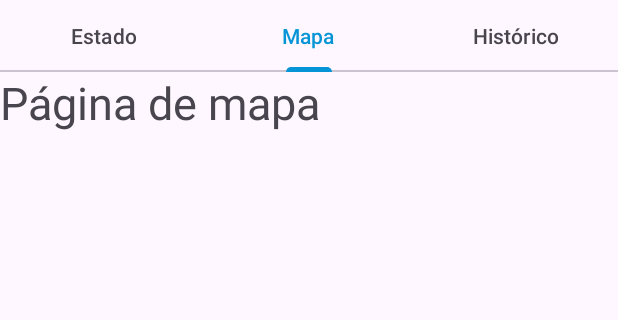
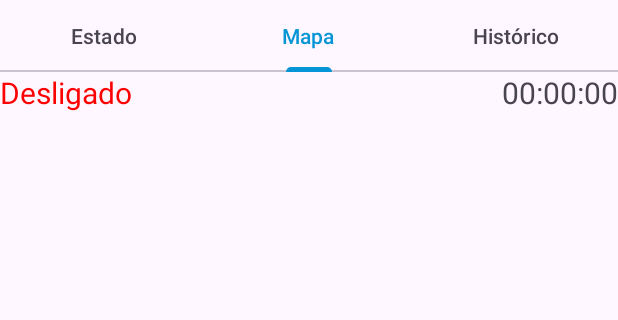
Before and after one commit to orlandopalmeira/Trabalho-SA-2023-2024, an Android app: the screen it shows after launch (MainActivity), tab 2 chosen, on a phone screen of 412 x 824 dp, the part 96-416 px from its top. Run offline under Robolectric (Android 15) with nearby library versions, the phone set to English and light mode, and no system bars; 3 statements that could not run were skipped.

Commit message:
Todas as páginas a apresentar o estado e o tempo contabilizado

```diff
--- a/ProjectoSA/app/src/main/java/com/example/projectosa/pages/EstadoPage.java
+++ b/ProjectoSA/app/src/main/java/com/example/projectosa/pages/EstadoPage.java
@@ -18,8 +18,9 @@ import android.view.ViewGroup;
 import android.widget.TextView;
 
 import com.example.projectosa.R;
-import com.example.projectosa.state.*;
+import com.example.projectosa.state.EstadoApp;
 import com.example.projectosa.utils.Observer;
+import com.example.projectosa.utils.Utils;
 
 import java.util.Locale;
 
@@ -54,7 +55,6 @@ public class EstadoPage extends Fragment {
             switch (novoEstado){
                 case "DESLIGADO": coloredTextView(textViewEstado, "red", "Desligado"); break;
                 case "FORA_AREA_DE_TRABALHO": {
-                    sensorManager.unregisterListener(accelerometerEventListener);
                     coloredTextView(textViewEstado, "red", "Fora da área de trabalho");
                     break;
                 }
@@ -64,7 +64,7 @@ public class EstadoPage extends Fragment {
         };
         EstadoApp.registerEstadoObserver(textViewEstadoObserver);
         // Este observer permite à textView do tempo contabilizado ser actualizada
-        Observer<Long> textViewSegundosTrabalhoObserver = novoTempo -> textViewTempoTrabalhoContabilizado.setText(milisecondsToFormattedString(novoTempo));
+        Observer<Long> textViewSegundosTrabalhoObserver = novoTempo -> textViewTempoTrabalhoContabilizado.setText(Utils.milisecondsToFormattedString(novoTempo));
         EstadoApp.registerSegundosTrabalhoObserver(textViewSegundosTrabalhoObserver);
         return rootView;
     }
@@ -83,13 +83,14 @@ public class EstadoPage extends Fragment {
     /**
      * Para meter texto numa textview colorido com uma certa cor.
      */
-    private void coloredTextView(TextView textView, String color, String text){
-        switch (color){
-            case "red":   textView.setTextColor(ContextCompat.getColor(requireContext(),R.color.red)); break; // cores definidas no ficheiro app/res/values/colors.xml
-            case "green": textView.setTextColor(ContextCompat.getColor(requireContext(),R.color.green)); break;
-            default:      textView.setTextColor(ContextCompat.getColor(requireContext(),R.color.black)); break;
+    private void coloredTextView(TextView textView, String color_name, String text){
+        int color = R.color.black;
+        switch (color_name){
+            case "red":   color = R.color.red; break; // cores definidas no ficheiro app/res/values/colors.xml
+            case "green": color = R.color.green; break;
         }
-        textView.setText(text);
+        textView.setTextColor(ContextCompat.getColor(requireContext(),color)); // altera a cor
+        textView.setText(text); // altera o texto-
     }
 
     /**
@@ -141,15 +142,4 @@ public class EstadoPage extends Fragment {
         }
     }
 
-    /**
-     * Função que converte um long (segundos) para o formato H:M:s em string
-     */
-    private String milisecondsToFormattedString(long milissegundos){
-        long segundos = milissegundos/1000;
-        long horas = segundos / 3600;
-        long minutos = (segundos % 3600) / 60;
-        long segundosRestantes = segundos % 60;
-
-        return String.format(Locale.getDefault(),"%02d:%02d:%02d", horas, minutos, segundosRestantes);
-    }
 }
--- a/ProjectoSA/app/src/main/java/com/example/projectosa/pages/HistoricoPage.java
+++ b/ProjectoSA/app/src/main/java/com/example/projectosa/pages/HistoricoPage.java
@@ -7,15 +7,41 @@ import androidx.fragment.app.Fragment;
 import android.view.LayoutInflater;
 import android.view.View;
 import android.view.ViewGroup;
+import android.widget.TextView;
 
 import com.example.projectosa.R;
+import com.example.projectosa.state.EstadoApp;
+import com.example.projectosa.utils.Observer;
+import com.example.projectosa.utils.Utils;
 
 public class HistoricoPage extends Fragment {
 
+    TextView textViewEstado_historico, textViewTempo_historico;
     @Override
     public View onCreateView(LayoutInflater inflater, ViewGroup container,
                              Bundle savedInstanceState) {
         // Inflate the layout for this fragment
-        return inflater.inflate(R.layout.fragment_historico_page, container, false);
+        View rootView = inflater.inflate(R.layout.fragment_historico_page, container, false);
+        textViewEstado_historico = rootView.findViewById(R.id.textViewEstado_historico);
+        textViewTempo_historico = rootView.findViewById(R.id.textViewTempo_historico);
+
+        // Este observer permite à textview que apresenta o estado alterar o seu conteúdo automaticamente.
+        Observer<String> textViewEstadoObserver = novoEstado -> {
+            switch (novoEstado){
+                case "DESLIGADO": Utils.coloredTextView(textViewEstado_historico, "red", "Desligado", this); break;
+                case "FORA_AREA_DE_TRABALHO": {
+                    Utils.coloredTextView(textViewEstado_historico, "red", "Fora da área de trabalho", this);
+                    break;
+                }
+                case "DENTRO_AREA_PARADO": Utils.coloredTextView(textViewEstado_historico, "red", "Em pausa", this); break;
+                case "DENTRO_AREA_EM_MOVIMENTO": Utils.coloredTextView(textViewEstado_historico, "green", "Trabalho em curso...", this); break;
+            }
+        };
+        EstadoApp.registerEstadoObserver(textViewEstadoObserver);
+        // Este observer permite à textView do tempo contabilizado ser actualizada
+        Observer<Long> textViewSegundosTrabalhoObserver = novoTempo -> textViewTempo_historico.setText(Utils.milisecondsToFormattedString(novoTempo));
+        EstadoApp.registerSegundosTrabalhoObserver(textViewSegundosTrabalhoObserver);
+
+        return rootView;
     }
 }
--- a/ProjectoSA/app/src/main/java/com/example/projectosa/pages/MapaPage.java
+++ b/ProjectoSA/app/src/main/java/com/example/projectosa/pages/MapaPage.java
@@ -2,19 +2,46 @@ package com.example.projectosa.pages;
 
 import android.os.Bundle;
 
+import androidx.core.content.ContextCompat;
 import androidx.fragment.app.Fragment;
 
 import android.view.LayoutInflater;
 import android.view.View;
 import android.view.ViewGroup;
+import android.widget.TextView;
 
 import com.example.projectosa.R;
+import com.example.projectosa.state.EstadoApp;
+import com.example.projectosa.utils.Observer;
+import com.example.projectosa.utils.Utils;
+
+import java.util.Locale;
 
 public class MapaPage extends Fragment {
+    TextView textViewEstado_mapa, textViewTempo_mapa;
     @Override
-    public View onCreateView(LayoutInflater inflater, ViewGroup container,
-                             Bundle savedInstanceState) {
+    public View onCreateView(LayoutInflater inflater, ViewGroup container, Bundle savedInstanceState) {
         // Inflate the layout for this fragment
-        return inflater.inflate(R.layout.fragment_mapa_page, container, false);
+        View rootView = inflater.inflate(R.layout.fragment_mapa_page, container, false);
+        textViewEstado_mapa = rootView.findViewById(R.id.textViewEstado_mapa);
+        textViewTempo_mapa = rootView.findViewById(R.id.textViewTempo_mapa);
+        // Este observer permite à textview que apresenta o estado alterar o seu conteúdo automaticamente.
+        Observer<String> textViewEstadoObserver = novoEstado -> {
+            switch (novoEstado){
+                case "DESLIGADO": Utils.coloredTextView(textViewEstado_mapa, "red", "Desligado", this); break;
+                case "FORA_AREA_DE_TRABALHO": {
+                    Utils.coloredTextView(textViewEstado_mapa, "red", "Fora da área de trabalho", this);
+                    break;
+                }
+                case "DENTRO_AREA_PARADO": Utils.coloredTextView(textViewEstado_mapa, "red", "Em pausa", this); break;
+                case "DENTRO_AREA_EM_MOVIMENTO": Utils.coloredTextView(textViewEstado_mapa, "green", "Trabalho em curso...", this); break;
+            }
+        };
+        EstadoApp.registerEstadoObserver(textViewEstadoObserver);
+        // Este observer permite à textView do tempo contabilizado ser actualizada
+        Observer<Long> textViewSegundosTrabalhoObserver = novoTempo -> textViewTempo_mapa.setText(Utils.milisecondsToFormattedString(novoTempo));
+        EstadoApp.registerSegundosTrabalhoObserver(textViewSegundosTrabalhoObserver);
+        return rootView;
     }
+
 }
--- a/ProjectoSA/app/src/main/java/com/example/projectosa/state/EstadoApp.java
+++ b/ProjectoSA/app/src/main/java/com/example/projectosa/state/EstadoApp.java
@@ -4,18 +4,16 @@ import android.os.SystemClock;
 
 import com.example.projectosa.utils.Observer;
 
-import java.time.Duration;
-import java.time.LocalDateTime;
 import java.util.ArrayList;
 import java.util.List;
 
 public class EstadoApp {
     private static String estado = "DESLIGADO"; // estado da monitorização
-    private static List<Observer<String>> observersEstado = new ArrayList<>(); // Observadores do estado da aplicação
+    private static final List<Observer<String>> observersEstado = new ArrayList<>(); // Observadores do estado da aplicação
     private static Float oldXacc = 0.0f, oldYacc = 0.0f, oldZacc = 0.0f; // valores do acelerómetro anteriores
     private static Long milissegundosDeTrabalho = 0L; // Tempo de trabalho útil (em movimento e dentro da geovedação) contabilizado.
     private static long startTime = 0;
-    private static List<Observer<Long>> observersSegundosTrabalho = new ArrayList<>();
+    private static final List<Observer<Long>> observersSegundosTrabalho = new ArrayList<>();
 
     private static boolean moving = false; // indica se o telemóvel está em movimento
 
@@ -82,11 +80,7 @@ public class EstadoApp {
         }
     }
     // Outros métodos úteis
-    private static long secondsBetweenDateTime(LocalDateTime ldt1, LocalDateTime ldt2){
-        if(ldt1 == null || ldt2 == null) return 1;
-        Duration duration = Duration.between(ldt1,ldt2);
-        return Math.abs(duration.getSeconds());
-    }
+
     private static void updateSegundosDeTrabalho(){
         if(moving){
             long endTime = SystemClock.elapsedRealtime();
--- a/ProjectoSA/app/src/main/res/layout/fragment_mapa_page.xml
+++ b/ProjectoSA/app/src/main/res/layout/fragment_mapa_page.xml
@@ -1,15 +1,28 @@
 <?xml version="1.0" encoding="utf-8"?>
-<FrameLayout xmlns:android="http://schemas.android.com/apk/res/android"
+<androidx.constraintlayout.widget.ConstraintLayout xmlns:android="http://schemas.android.com/apk/res/android"
+    xmlns:app="http://schemas.android.com/apk/res-auto"
     xmlns:tools="http://schemas.android.com/tools"
+    android:id="@+id/frameLayout2"
     android:layout_width="match_parent"
     android:layout_height="match_parent"
     tools:context=".pages.MapaPage">
 
-    <!-- TODO: Update blank fragment layout -->
     <TextView
-        android:layout_width="match_parent"
-        android:layout_height="match_parent"
-        android:textSize="30sp"
-        android:text="Página de mapa" />
+        android:id="@+id/textViewEstado_mapa"
+        android:layout_width="wrap_content"
+        android:layout_height="wrap_content"
+        android:text="Desligado"
+        android:textColor="@color/red"
+        android:textSize="20sp"
+        app:layout_constraintStart_toStartOf="parent"
+        app:layout_constraintTop_toTopOf="parent" />
 
-</FrameLayout>
+    <TextView
+        android:id="@+id/textViewTempo_mapa"
+        android:layout_width="wrap_content"
+        android:layout_height="wrap_content"
+        android:text="00:00:00"
+        android:textSize="20sp"
+        app:layout_constraintEnd_toEndOf="parent"
+        app:layout_constraintTop_toTopOf="parent" />
+</androidx.constraintlayout.widget.ConstraintLayout>
```
Also changed, not shown: ProjectoSA/app/src/main/res/layout/fragment_historico_page.xml (+20 -7 lines).
